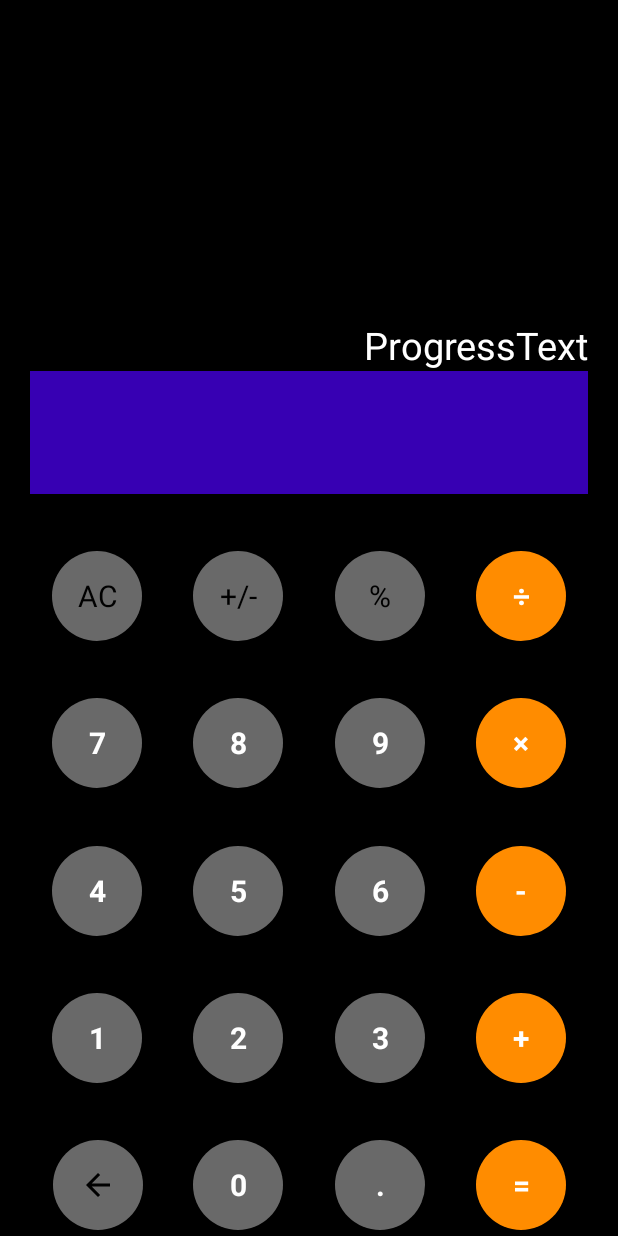
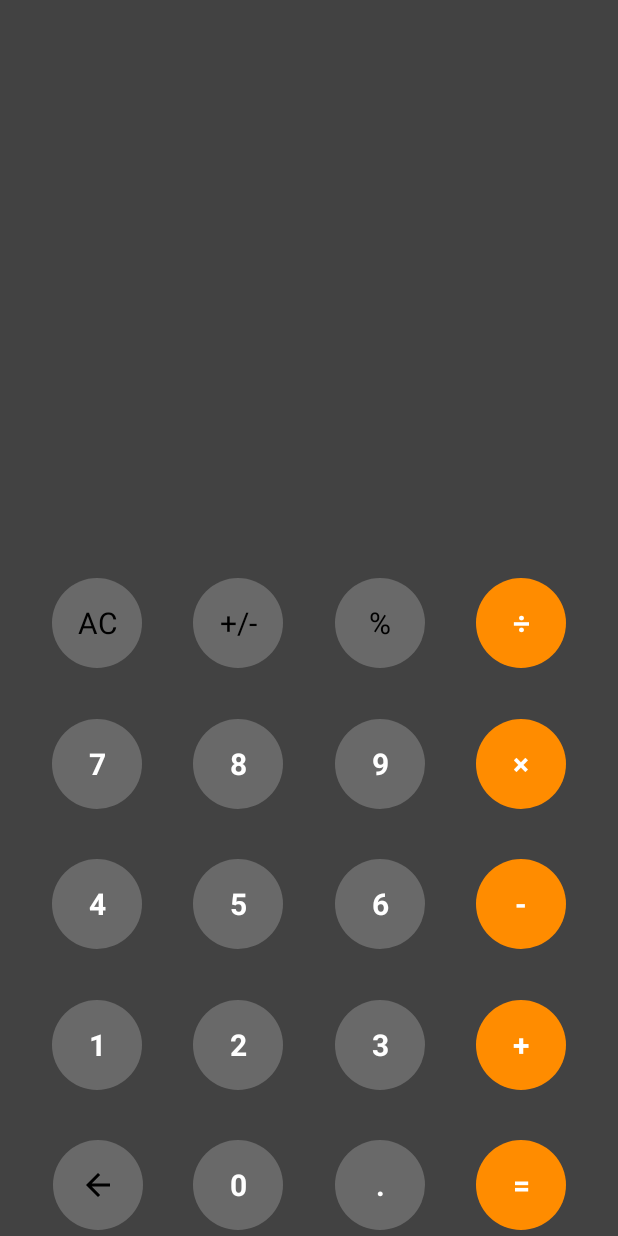
Before and after one commit to yimingsato/MyCalculator, an Android app: the layout activity_main.xml on its own in the app's theme, with its tools: preview values and no code run, on a phone screen of 412 x 824 dp. Run offline under Robolectric (Android 15) with nearby library versions, the phone set to English and light mode, and no system bars.

Commit message:
fix number and operations

```diff
--- a/app/src/main/res/layout/activity_main.xml
+++ b/app/src/main/res/layout/activity_main.xml
@@ -4,24 +4,17 @@
     xmlns:tools="http://schemas.android.com/tools"
     android:layout_width="match_parent"
     android:layout_height="match_parent"
-    android:background="@color/black"
+    android:background="@color/cardview_dark_background"
     tools:context=".MainActivity">
 
-
-    <androidx.constraintlayout.widget.Guideline
-        android:id="@+id/guideline2"
-        android:layout_width="wrap_content"
-        android:layout_height="wrap_content"
-        android:orientation="horizontal"
-        app:layout_constraintGuide_percent="0.4" />
 
     <androidx.constraintlayout.widget.Guideline
         android:id="@+id/guideline3"
         android:layout_width="wrap_content"
         android:layout_height="wrap_content"
         android:orientation="horizontal"
-        app:layout_constraintGuide_percent="0.3"
-        />
+        app:layout_constraintGuide_end="472dp" />
+
     <TextView
         android:id="@+id/tvProgress"
         android:layout_width="0dp"
@@ -29,9 +22,9 @@
         android:layout_marginStart="20dp"
         android:layout_marginEnd="20dp"
         android:gravity="bottom|right"
+        android:text=""
         android:textColor="@color/white"
-        android:textSize="25sp"
-        android:text="ProgressText"
+        android:textSize="30sp"
         app:layout_constraintBottom_toBottomOf="@id/guideline3"
         app:layout_constraintEnd_toEndOf="parent"
         app:layout_constraintStart_toStartOf="parent"
@@ -49,7 +42,7 @@
         app:layout_constraintBottom_toTopOf="@+id/tvSeven"
         app:layout_constraintEnd_toStartOf="@+id/tvSign"
         app:layout_constraintStart_toStartOf="parent"
-        app:layout_constraintTop_toBottomOf="@+id/tvResult" />
+        app:layout_constraintTop_toBottomOf="@+id/tvProgress" />
 
     <TextView
         android:id="@+id/tvSign"
@@ -133,7 +126,7 @@
         app:layout_constraintTop_toTopOf="@+id/tvEight" />
 
     <TextView
-        android:id="@+id/tvMultiple"
+        android:id="@+id/tvMultiply"
         android:layout_width="wrap_content"
         android:layout_height="wrap_content"
         android:background="@drawable/round_shape_orange"
@@ -195,7 +188,7 @@
         android:textColor="@color/white"
         android:textSize="20sp"
         android:textStyle="bold"
-        app:layout_constraintStart_toStartOf="@+id/tvMultiple"
+        app:layout_constraintStart_toStartOf="@+id/tvMultiply"
         app:layout_constraintTop_toTopOf="@+id/tvSix" />
 
     <TextView
@@ -289,22 +282,6 @@
         app:layout_constraintStart_toStartOf="@+id/tvPlus"
         app:layout_constraintTop_toTopOf="@+id/tvDot" />
 
-    <TextView
-        android:id="@+id/tvResult"
-        android:layout_width="0dp"
-        android:layout_height="0dp"
-        android:layout_marginStart="20dp"
-        android:layout_marginEnd="20dp"
-        android:gravity="right|center"
-        android:text=""
-        android:textSize="30sp"
-        android:textColor="@color/white"
-        android:background="@color/purple_700"
-        app:layout_constraintBottom_toBottomOf="@+id/guideline2"
-        app:layout_constraintEnd_toEndOf="parent"
-        app:layout_constraintStart_toStartOf="parent"
-        app:layout_constraintTop_toTopOf="@+id/guideline3" />
-
     <ImageView
         android:id="@+id/back"
         android:layout_width="wrap_content"
```
Also changed, not shown: app/src/main/java/com/example/mycalculator/MainActivity.kt (+28 -7 lines).
